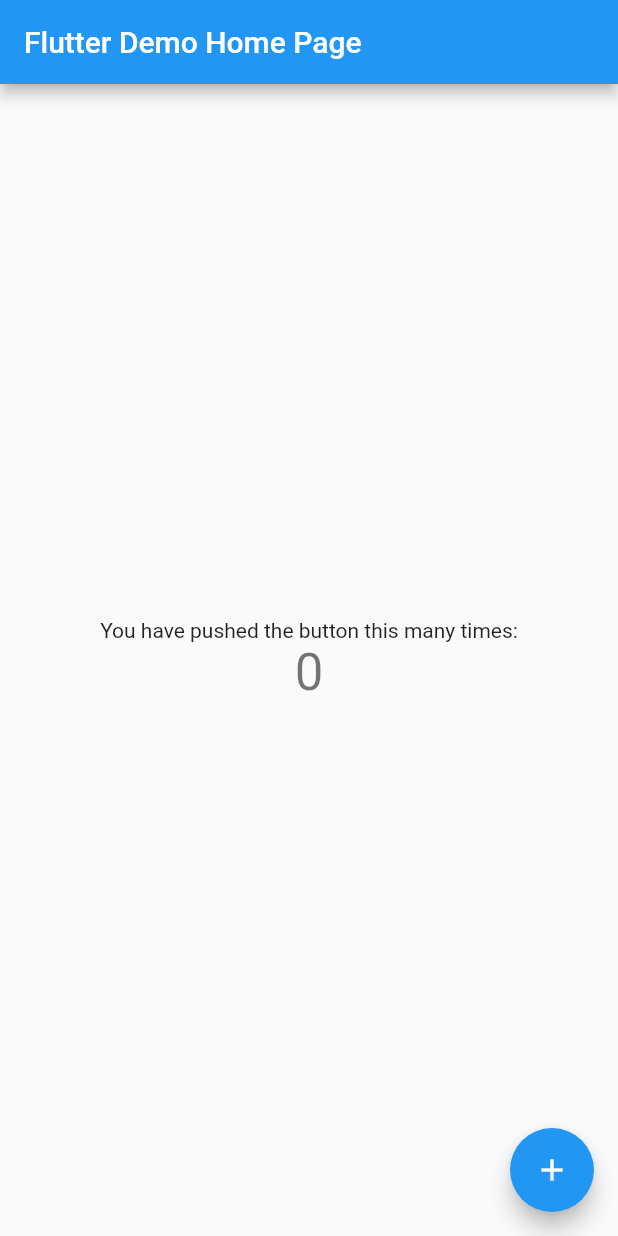
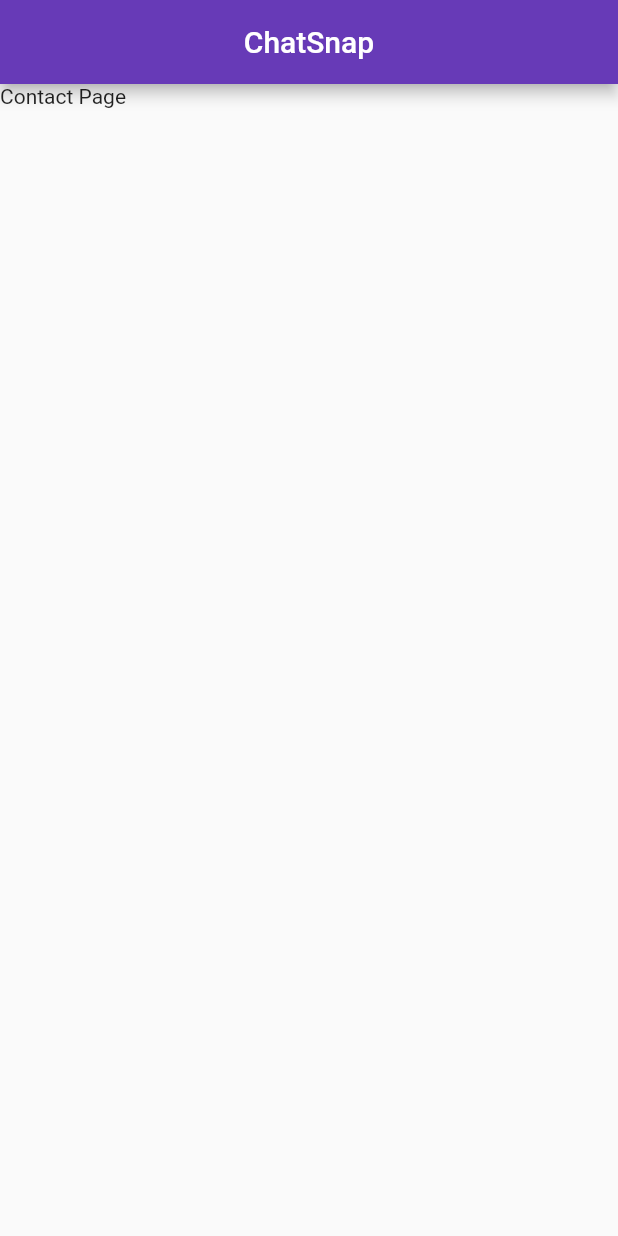
Before and after one commit to mobyvb/ChatSnap, a Flutter app: the screen it shows after launch, on a phone screen of 412 x 824 dp. Run offline on Flutter 3.47's test engine with Material 2 defaults, Android fonts, the phone set to English and light mode, and no system bars.

Commit message:
Add ability to scroll between camera and contacts

```diff
--- /dev/null
+++ b/lib/camera_page.dart
@@ -0,0 +1,16 @@
+import 'package:flutter/material.dart';
+
+class CameraPage extends StatefulWidget {
+  CameraPage({Key key}) : super(key: key);
+
+  @override
+  _CameraPageState createState() => _CameraPageState();
+}
+
+class _CameraPageState extends State<CameraPage> {
+
+  @override
+  Widget build(BuildContext context) {
+    return Text("Camera Page");
+  }
+}
--- /dev/null
+++ b/lib/contact_page.dart
@@ -0,0 +1,16 @@
+import 'package:flutter/material.dart';
+
+class ContactPage extends StatefulWidget {
+  ContactPage({Key key}) : super(key: key);
+
+  @override
+  _ContactPageState createState() => _ContactPageState();
+}
+
+class _ContactPageState extends State<ContactPage> {
+
+  @override
+  Widget build(BuildContext context) {
+    return Text("Contact Page");
+  }
+}
--- /dev/null
+++ b/lib/home_page.dart
@@ -0,0 +1,41 @@
+import 'package:flutter/material.dart';
+import 'package:chat_snap/contact_page.dart';
+import 'package:chat_snap/camera_page.dart';
+
+class HomePage extends StatefulWidget {
+  HomePage({Key key, this.title}) : super(key: key);
+
+  final String title;
+
+  @override
+  _HomePageState createState() => _HomePageState();
+}
+
+class _HomePageState extends State<HomePage> {
+  int _counter = 0;
+
+  /*void _incrementCounter() {
+    setState(() {
+      _counter++;
+    });
+  }*/
+
+  @override
+  Widget build(BuildContext context) {
+    return Scaffold(
+      appBar: AppBar(
+        centerTitle: true,
+        //elevation: 0.0,
+        title: Text(widget.title),
+      ),
+      body: SafeArea(
+        child: PageView(
+          children: <Widget>[
+            ContactPage(),
+            CameraPage(),
+          ]
+        )
+      ),
+    );
+  }
+}
--- a/lib/main.dart
+++ b/lib/main.dart
@@ -1,111 +1,19 @@
 import 'package:flutter/material.dart';
+import 'package:chat_snap/home_page.dart';
 
-void main() => runApp(MyApp());
+void main() => runApp(ChatSnap());
 
-class MyApp extends StatelessWidget {
+class ChatSnap extends StatelessWidget {
   // This widget is the root of your application.
   @override
   Widget build(BuildContext context) {
     return MaterialApp(
-      title: 'Flutter Demo',
+      title: 'ChatSnap',
       theme: ThemeData(
-        // This is the theme of your application.
-        //
-        // Try running your application with "flutter run". You'll see the
-        // application has a blue toolbar. Then, without quitting the app, try
-        // changing the primarySwatch below to Colors.green and then invoke
-        // "hot reload" (press "r" in the console where you ran "flutter run",
-        // or simply save your changes to "hot reload" in a Flutter IDE).
-        // Notice that the counter didn't reset back to zero; the application
-        // is not restarted.
-        primarySwatch: Colors.blue,
+        primarySwatch: Colors.deepPurple,
       ),
-      home: MyHomePage(title: 'Flutter Demo Home Page'),
+      home: HomePage(title: 'ChatSnap'),
+      // debugShowCheckedModeBanner: false,
     );
   }
 }
-
-class MyHomePage extends StatefulWidget {
-  MyHomePage({Key key, this.title}) : super(key: key);
-
-  // This widget is the home page of your application. It is stateful, meaning
-  // that it has a State object (defined below) that contains fields that affect
-  // how it looks.
-
-  // This class is the configuration for the state. It holds the values (in this
-  // case the title) provided by the parent (in this case the App widget) and
-  // used by the build method of the State. Fields in a Widget subclass are
-  // always marked "final".
-
-  final String title;
-
-  @override
-  _MyHomePageState createState() => _MyHomePageState();
-}
-
-class _MyHomePageState extends State<MyHomePage> {
-  int _counter = 0;
-
-  void _incrementCounter() {
-    setState(() {
-      // This call to setState tells the Flutter framework that something has
-      // changed in this State, which causes it to rerun the build method below
-      // so that the display can reflect the updated values. If we changed
-      // _counter without calling setState(), then the build method would not be
-      // called again, and so nothing would appear to happen.
-      _counter++;
-    });
-  }
-
-  @override
-  Widget build(BuildContext context) {
-    // This method is rerun every time setState is called, for instance as done
-    // by the _incrementCounter method above.
-    //
-    // The Flutter framework has been optimized to make rerunning build methods
-    // fast, so that you can just rebuild anything that needs updating rather
-    // than having to individually change instances of widgets.
-    return Scaffold(
-      appBar: AppBar(
-        // Here we take the value from the MyHomePage object that was created by
-        // the App.build method, and use it to set our appbar title.
-        title: Text(widget.title),
-      ),
-      body: Center(
-        // Center is a layout widget. It takes a single child and positions it
-        // in the middle of the parent.
-        child: Column(
-          // Column is also layout widget. It takes a list of children and
-          // arranges them vertically. By default, it sizes itself to fit its
-          // children horizontally, and tries to be as tall as its parent.
-          //
-          // Invoke "debug painting" (press "p" in the console, choose the
-          // "Toggle Debug Paint" action from the Flutter Inspector in Android
-          // Studio, or the "Toggle Debug Paint" command in Visual Studio Code)
-          // to see the wireframe for each widget.
-          //
-          // Column has various properties to control how it sizes itself and
-          // how it positions its children. Here we use mainAxisAlignment to
-          // center the children vertically; the main axis here is the vertical
-          // axis because Columns are vertical (the cross axis would be
-          // horizontal).
-          mainAxisAlignment: MainAxisAlignment.center,
-          children: <Widget>[
-            Text(
-              'You have pushed the button this many times:',
-            ),
-            Text(
-              '$_counter',
-              style: Theme.of(context).textTheme.display1,
-            ),
-          ],
-        ),
-      ),
-      floatingActionButton: FloatingActionButton(
-        onPressed: _incrementCounter,
-        tooltip: 'Increment',
-        child: Icon(Icons.add),
-      ), // This trailing comma makes auto-formatting nicer for build methods.
-    );
-  }
-}
```
Also changed, not shown: 1 other file.
